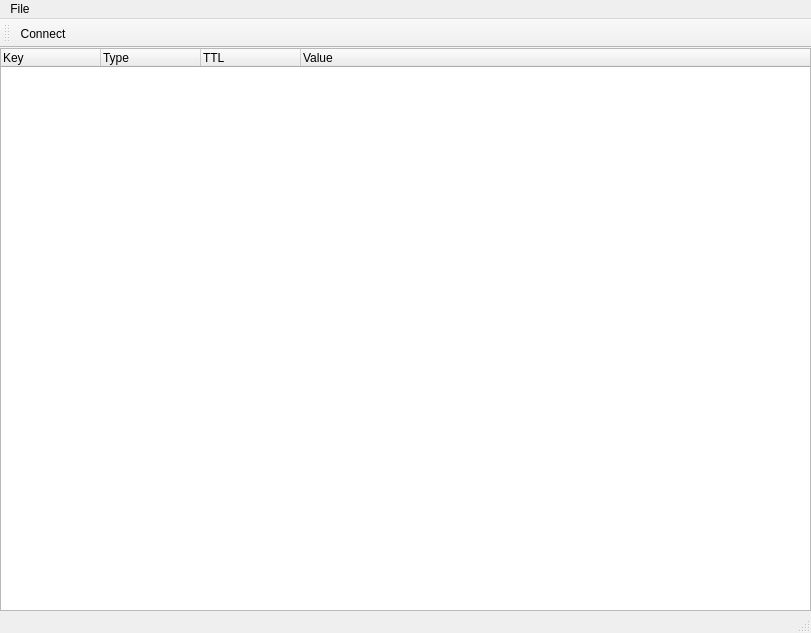
Qt form qredis/ui/RedisWindow.ui (tiagocoutinho/qredis) before a commit.
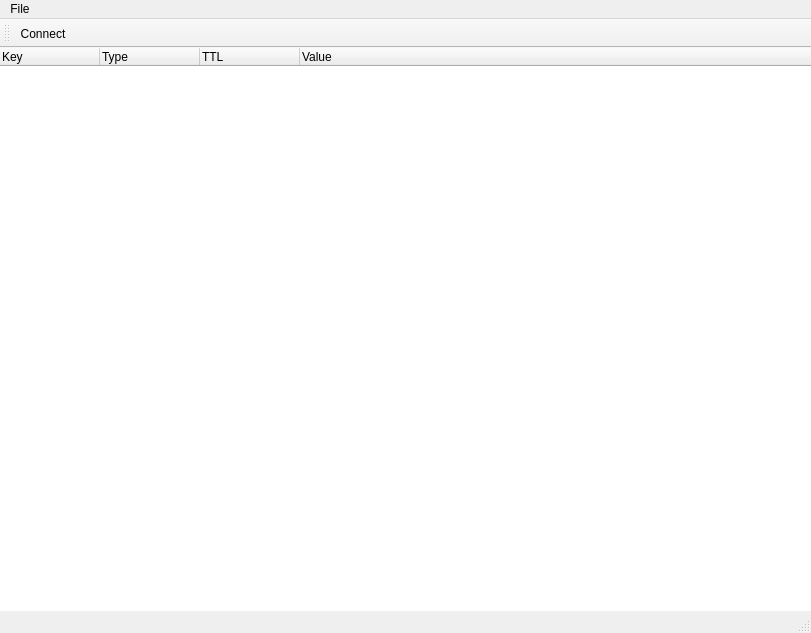
The same form after that commit. Icons and pictures are not drawn.

Commit message: UI: no frame on tree

```diff
--- a/qredis/ui/RedisWindow.ui
+++ b/qredis/ui/RedisWindow.ui
@@ -23,6 +23,9 @@
     </property>
     <item>
      <widget class="QTreeWidget" name="db_tree">
+      <property name="frameShape">
+       <enum>QFrame::NoFrame</enum>
+      </property>
       <property name="alternatingRowColors">
        <bool>true</bool>
       </property>
```
